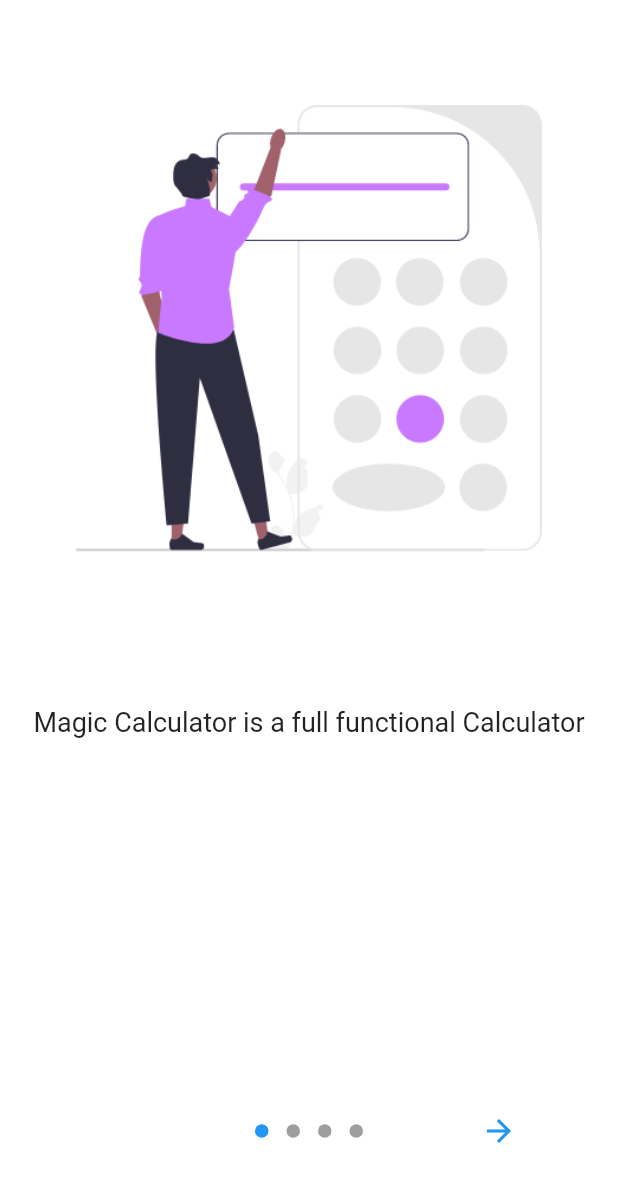
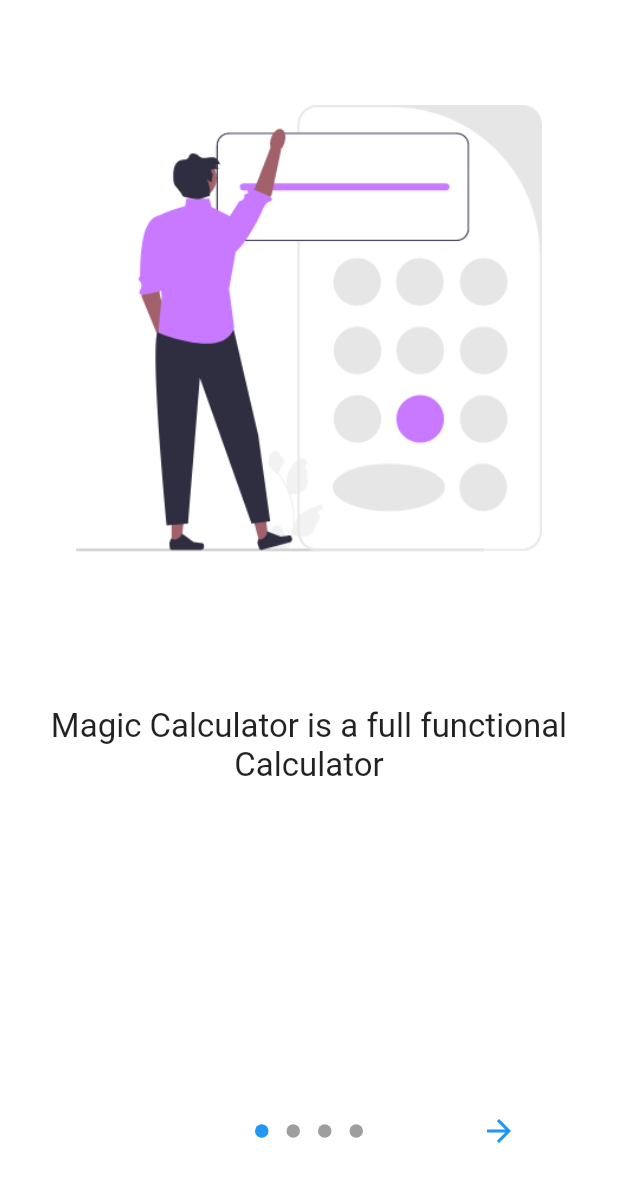
Before and after one commit to HashemAlkeshawi/Magic_calculator, a Flutter app: the screen it shows after launch, on a phone screen of 412 x 824 dp. Shown: the top 1182 px of the screen. Run offline on Flutter 3.47's test engine with Material 2 defaults, Android fonts, the phone set to English and light mode, and no system bars; drawn by our look-alikes of introduction_screen; our stand-ins replace easy_localization, flutter_svg, lottie, shared_preferences, sqflite; missing offline and left inert: share_files_and_screenshot_widgets; accounts and stored records are empty.

```diff
--- a/lib/screens/HiddenApp/intro_Screens/intro_Screen.dart
+++ b/lib/screens/HiddenApp/intro_Screens/intro_Screen.dart
@@ -11,9 +11,14 @@ class intro_Screen extends StatelessWidget {
 
   TextEditingController operand3_controller = TextEditingController();
 
+  page_1(String body) {
     PageViewModel page_1 = PageViewModel(
       title: '',
-    body: "page_1_body".tr(),
+      bodyWidget: Text(
+        body,
+        style: TextStyle(fontSize: 22),
+        textAlign: TextAlign.center,
+      ),
       image: Container(
         margin: const EdgeInsets.only(top: 20),
         child: Image.asset(
@@ -21,20 +26,39 @@ class intro_Screen extends StatelessWidget {
         ),
       ),
     );
+    return page_1;
+  }
+
+  page_2(String body) {
     PageViewModel page_2 = PageViewModel(
         title: '',
-      body: "page_2_body".tr(),
+        bodyWidget: Text(
+          '${"page_2_body".tr()}',
+          style: TextStyle(fontSize: 18),
+          textAlign: TextAlign.center,
+        ),
         image: Container(
           margin: const EdgeInsets.only(top: 20),
           child: Image.asset('assets/images/introPageTwo.png'),
         ));
+    return page_2;
+  }
+
+  page_3(String body) {
     PageViewModel page_3 = PageViewModel(
         title: '',
-      body: "page_3_body".tr(),
+        bodyWidget: Text(
+          body,
+          style: TextStyle(fontSize: 18),
+          textAlign: TextAlign.center,
+        ),
         image: Container(
           margin: const EdgeInsets.only(top: 20),
           child: Image.asset('assets/images/introPageThree.png'),
         ));
+    return page_3;
+  }
+
   page_4(
     List<TextEditingController> Controllers,
     double screenheight,
@@ -101,9 +125,9 @@ class intro_Screen extends StatelessWidget {
           child: Text("Done"),
         ),
         pages: [
-          page_1,
-          page_2,
-          page_3,
+          page_1("page_1_body".tr()),
+          page_2("page_2_body".tr()),
+          page_3("page_3_body".tr()),
           page_4(
               [operand1_controller, operand2_controller, operand3_controller],
               screenheight),
```
Lines whose indentation alone changed are shown as unchanged.
